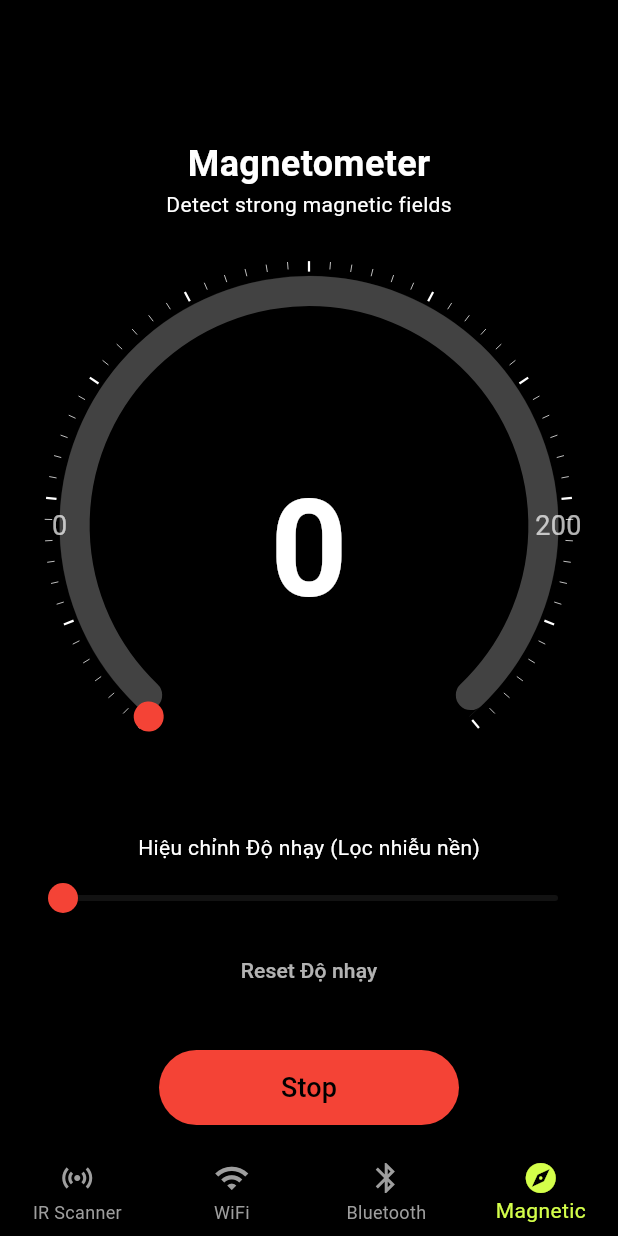
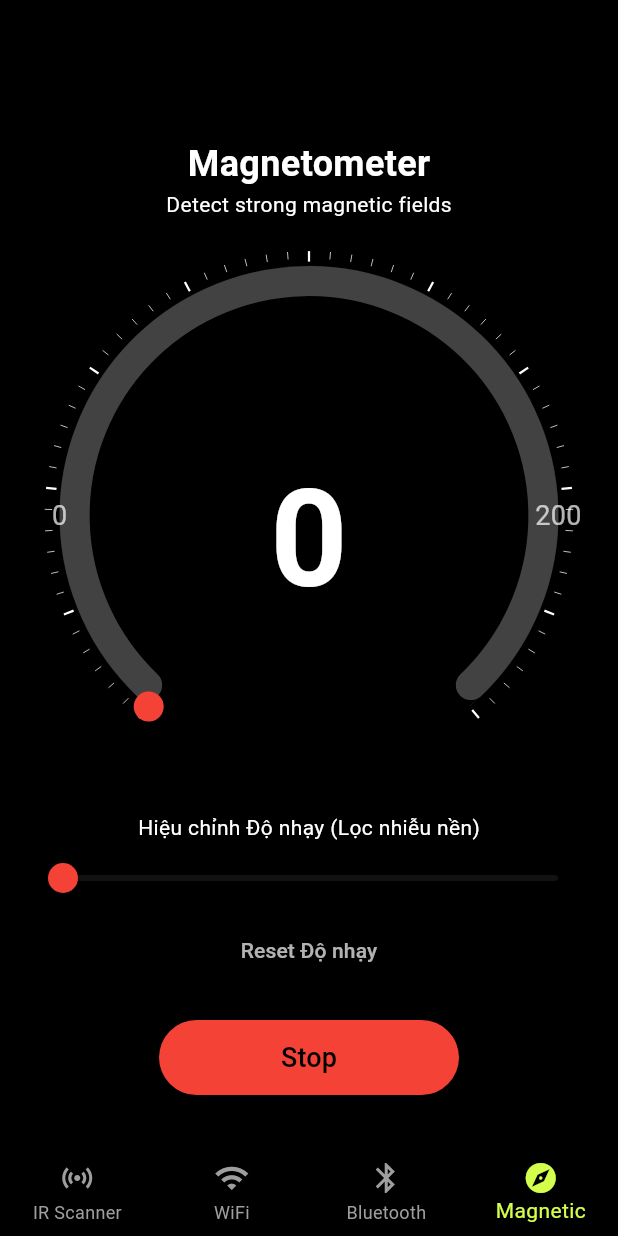
Before and after one commit to WindyCodeGA/Camera_detector, a Flutter app: the screen it shows after launch, item 4 of the bottom bar chosen, on a phone screen of 412 x 824 dp. Run offline on Flutter 3.47's test engine with Material 3 defaults, Android fonts, the light colour scheme and no system bars; drawn by our look-alikes of syncfusion_flutter_gauges; our stand-ins replace animated_splash_screen, audioplayers, bloc, camera, equatable, fl_chart and 6 more; missing offline and left inert: wifi_scan.

Commit message:
fix layout

```diff
--- a/lib/features/ir_scanner/presentation/screens/ir_scanner_screen.dart
+++ b/lib/features/ir_scanner/presentation/screens/ir_scanner_screen.dart
@@ -272,9 +272,7 @@ class _IRScannerScreenState extends State<IRScannerScreen> {
             width: 45,
             height: 45,
             decoration: BoxDecoration(
-              color: color.withAlpha(
-                isSelected ? 255 : 153,
-              ), // 60% opacity when not selected
+              color: color.withAlpha(isSelected ? 255 : 153),
               shape: BoxShape.circle,
               border: isSelected
                   ? Border.all(color: Colors.white, width: 3)
--- a/lib/features/magnetic_field/presentation/screens/magnetic_field_scanner_screen.dart
+++ b/lib/features/magnetic_field/presentation/screens/magnetic_field_scanner_screen.dart
@@ -1,8 +1,6 @@
 import 'dart:async';
 import 'package:flutter/material.dart';
-// import 'package:flutter/services.dart'; // Không cần thư viện này nữa
 import 'package:flutter_bloc/flutter_bloc.dart';
-// import 'package:soundpool/soundpool.dart'; // ĐÃ XÓA
 import 'package:audioplayers/audioplayers.dart'; // ĐÃ THÊM
 import 'package:vibration/vibration.dart';
 
@@ -113,10 +111,17 @@ class _MagneticFieldScannerScreenState
             return Center(child: Text("Lỗi cảm biến: ${state.errorMessage}"));
           }
 
-          // Giao diện chính
-          return Container(
-            width: double.infinity,
+          return LayoutBuilder(
+            builder: (context, constraints) {
+              return SingleChildScrollView(
+                // Cho phép cuộn nếu màn hình quá nhỏ
+                child: ConstrainedBox(
+                  // Buộc nội dung phải cao ít nhất bằng chiều cao màn hình
+                  constraints: BoxConstraints(minHeight: constraints.maxHeight),
+                  child: Padding(
                     padding: const EdgeInsets.all(16.0),
+                    child: IntrinsicHeight(
+                      // Giúp Column tính toán chiều cao nội tại chính xác
                       child: Column(
                         mainAxisAlignment: MainAxisAlignment.spaceBetween,
                         crossAxisAlignment: CrossAxisAlignment.center,
@@ -136,12 +141,19 @@ class _MagneticFieldScannerScreenState
                             ],
                           ),
 
-                MagneticGauge(value: state.displayedValue, maximum: 200.0),
+                          // --- 2. Đồng hồ ---
+                          MagneticGauge(
+                            value: state.displayedValue,
+                            maximum: 200.0,
+                          ),
 
+                          // --- 3. Thanh trượt ---
                           _buildSensitivitySlider(context, state.baselineNoise),
 
                           // --- 4. Nút Stop/Start ---
-                ElevatedButton(
+                          Padding(
+                            padding: const EdgeInsets.only(bottom: 20.0),
+                            child: ElevatedButton(
                               style: ElevatedButton.styleFrom(
                                 backgroundColor: Colors.red,
                                 minimumSize: const Size(200, 50),
@@ -150,7 +162,8 @@ class _MagneticFieldScannerScreenState
                                 ),
                               ),
                               onPressed: () {
-                    if (state.status == MagneticScannerStatus.scanning) {
+                                if (state.status ==
+                                    MagneticScannerStatus.scanning) {
                                   context.read<MagneticScannerBloc>().add(
                                     MagneticScanStopped(),
                                   );
@@ -167,8 +180,14 @@ class _MagneticFieldScannerScreenState
                                 style: const TextStyle(fontSize: 18),
                               ),
                             ),
+                          ),
                         ],
                       ),
+                    ),
+                  ),
+                ),
+              );
+            },
           );
         },
       ),
--- a/lib/features/wifi_scanner/presentation/screens/wifi_scanner_screen.dart
+++ b/lib/features/wifi_scanner/presentation/screens/wifi_scanner_screen.dart
@@ -13,7 +13,6 @@ class WifiScannerScreen extends StatelessWidget {
   Widget build(BuildContext context) {
     return BlocBuilder<WifiScannerBloc, WifiScannerState>(
       builder: (context, state) {
-        // Dùng switch-case để quyết định UI
         switch (state.status) {
           case WifiScannerStatus.initial:
             return _buildStartUI(context, isLoading: false);
```
Lines whose indentation alone changed are shown as unchanged.
